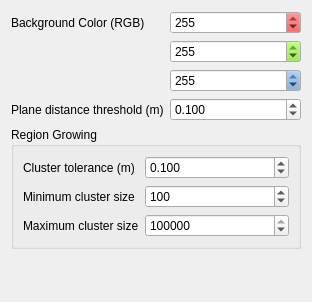
Qt form snp_tpp/src/color_selection_mesh_modifier_widget.ui (DavidMerzJr/scan_n_plan_workshop) before a commit.
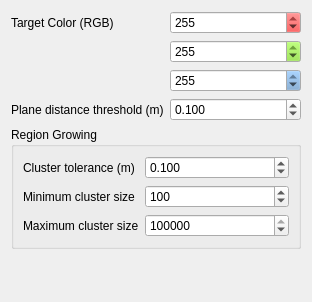
The same form after that commit.

Commit message: Color Selection: Modifier Completed, Bug-Squashing Needed

Patch:
```diff
--- a/snp_tpp/src/color_selection_mesh_modifier_widget.ui
+++ b/snp_tpp/src/color_selection_mesh_modifier_widget.ui
@@ -39,7 +39,7 @@
      <item row="2" column="0">
       <widget class="QLabel" name="label_background_color">
        <property name="text">
-        <string>Background Color (RGB)</string>
+        <string>Target Color (RGB)</string>
        </property>
       </widget>
      </item>
```
Left out of the diff: 2 changed lines with no effect on the pictures. The commit also changes 2 other files.
